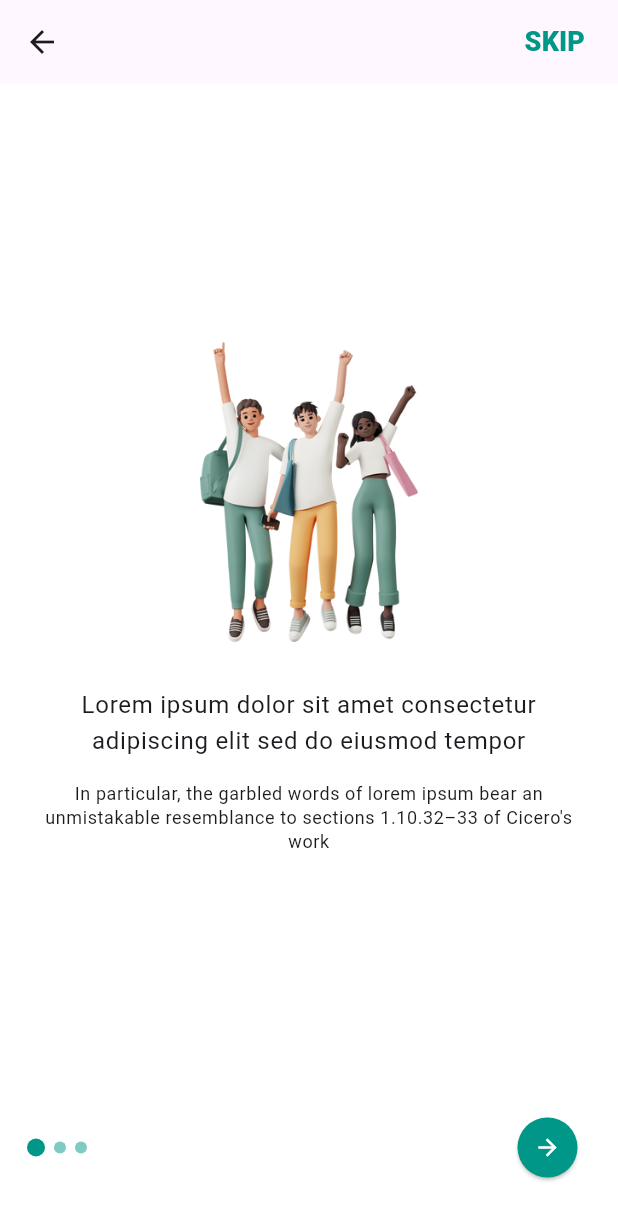
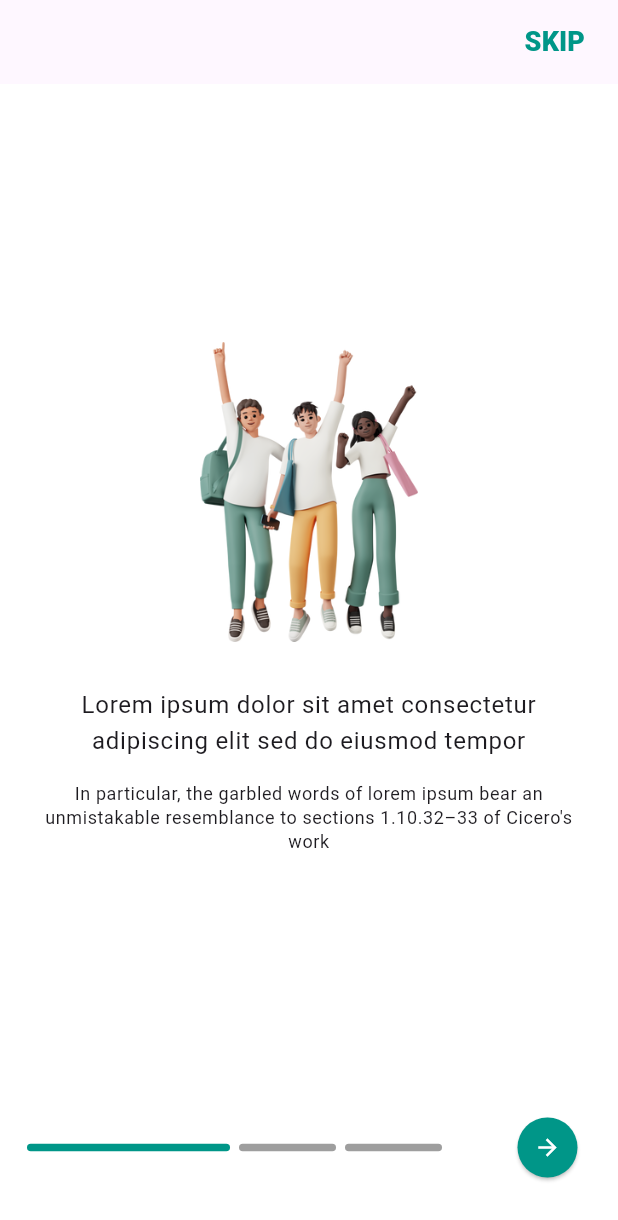
Before and after one commit to Mohamed-Yassien/Flutter-Ui-Source, a Flutter app: the OnBoardScreen screen opened directly, on a phone screen of 412 x 824 dp. Shown: the top 1220 px of the screen. Run offline on Flutter 3.47's test engine with Material 2 defaults, Android fonts, the phone set to English and light mode, and no system bars; our stand-ins replace curved_navigation_bar, google_maps_flutter, location, qr_flutter; missing offline and left inert: flutter_polyline_points, qr_code_scanner.

Commit message:
update on boarding logic and add dot indicator 2

```diff
--- a/lib/main.dart
+++ b/lib/main.dart
@@ -1,7 +1,7 @@
 import 'package:flutter/material.dart';
 import 'package:flutter_ui_source/app_router.dart';
+import 'package:flutter_ui_source/onboard/on_board_screen.dart';
 
-import 'google_maps/map_screen.dart';
 
 
 main() {
@@ -17,7 +17,7 @@ class MyApp extends StatelessWidget {
       debugShowCheckedModeBanner: false,
       theme: ThemeData.light(useMaterial3: true),
       onGenerateRoute: AppRouter.onGenerateRoute,
-      home: const MapScreen(),
+      home: const OnBoardScreen(),
     );
   }
 }
--- /dev/null
+++ b/lib/onboard/dot_indicator_2.dart
@@ -0,0 +1,35 @@
+import 'package:flutter/material.dart';
+
+class DotIndicator2 extends StatelessWidget {
+  const DotIndicator2({
+    Key? key,
+    required this.isActive,
+    required this.index,
+  }) : super(key: key);
+
+  final bool isActive;
+  final int index;
+
+  @override
+  Widget build(BuildContext context) {
+    return Expanded(
+      flex: isActive
+          ? 4
+          : (!isActive && index == 0)
+              ? 3
+              : 2,
+      child: AnimatedContainer(
+        margin: const EdgeInsets.symmetric(horizontal: 3),
+        duration: const Duration(
+          milliseconds: 350,
+        ),
+        height: 5,
+        decoration: BoxDecoration(
+          color: isActive ? Colors.teal : Colors.grey,
+          borderRadius: BorderRadius.circular(20),
+          // shape: BoxShape.circle,
+        ),
+      ),
+    );
+  }
+}
--- a/lib/onboard/on_board_screen.dart
+++ b/lib/onboard/on_board_screen.dart
@@ -1,6 +1,6 @@
 import 'package:flutter/material.dart';
 import 'package:flutter_ui_source/onboard/board_model.dart';
-import 'package:flutter_ui_source/onboard/dot_indicator.dart';
+import 'package:flutter_ui_source/onboard/dot_indicator_2.dart';
 import 'package:flutter_ui_source/onboard/on_board_item.dart';
 
 class OnBoardScreen extends StatefulWidget {
@@ -65,14 +65,15 @@ class _OnBoardScreenState extends State<OnBoardScreen> {
                 },
               ),
             ),
-            pageIndex != dummyData.length - 1
-                ? Row(
+            //pageIndex != dummyData.length - 1 ?
+            Row(
               //mainAxisAlignment: MainAxisAlignment.spaceBetween,
               children: [
                 ...List.generate(
                   dummyData.length,
-                        (index) => DotIndicator(
+                  (index) => DotIndicator2(
                     isActive: index == pageIndex,
+                    index: index,
                   ),
                 ),
                 const Spacer(),
@@ -94,19 +95,19 @@ class _OnBoardScreenState extends State<OnBoardScreen> {
                 ),
               ],
             )
-                : ElevatedButton(
-                    onPressed: () {},
-                    style: ElevatedButton.styleFrom(
-                        backgroundColor: Colors.teal,
-                        padding: const EdgeInsets.symmetric(horizontal: 30)),
-                    child: const Text(
-                      'Start',
-                      style: TextStyle(
-                        color: Colors.white,
-                        fontWeight: FontWeight.bold,
-                      ),
-                    ),
-                  ),
+            // : ElevatedButton(
+            //     onPressed: () {},
+            //     style: ElevatedButton.styleFrom(
+            //         backgroundColor: Colors.teal,
+            //         padding: const EdgeInsets.symmetric(horizontal: 30)),
+            //     child: const Text(
+            //       'Start',
+            //       style: TextStyle(
+            //         color: Colors.white,
+            //         fontWeight: FontWeight.bold,
+            //       ),
+            //     ),
+            //   ),
           ],
         ),
       ),
```
Lines whose indentation alone changed are shown as unchanged.
